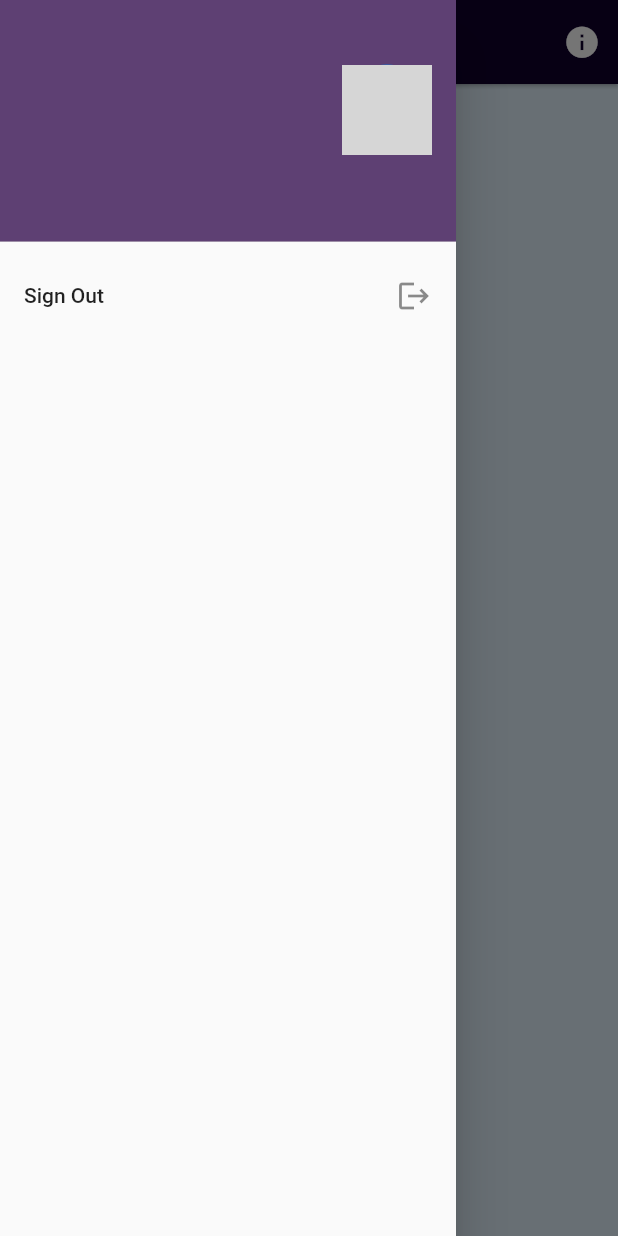
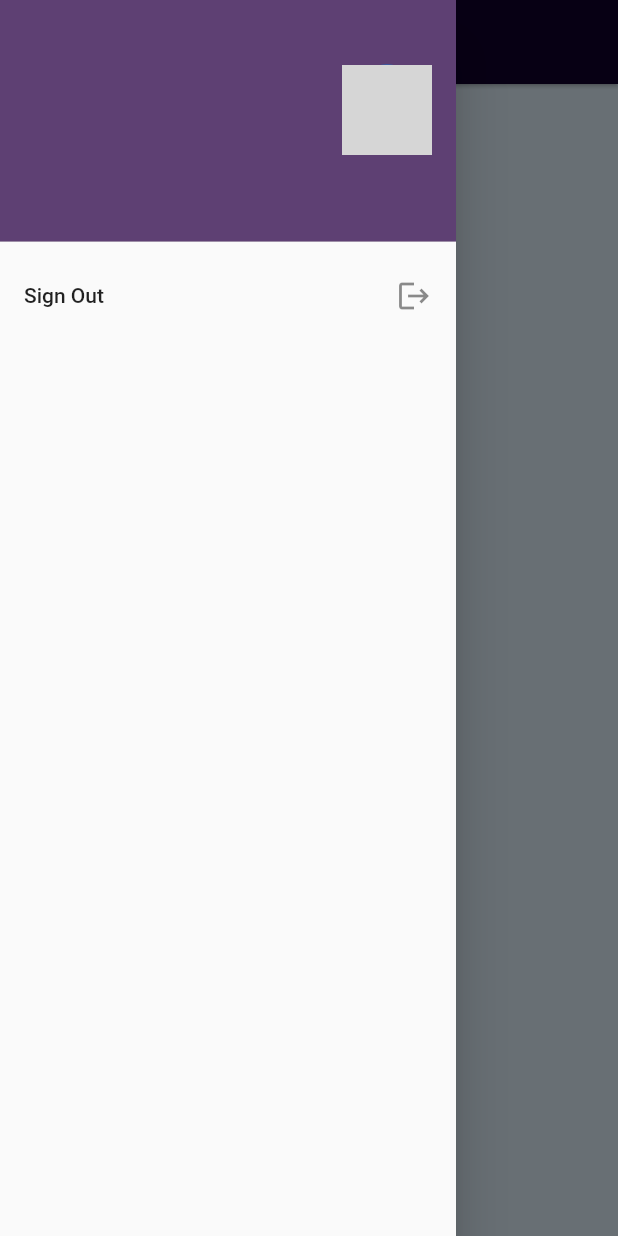
Before and after one commit to joelpjy/Mobile-Knowledge-Sharing, a Flutter app: the HomeView screen opened by its route, with the side drawer open, on a phone screen of 412 x 824 dp. Run offline on Flutter 3.47's test engine with Material 2 defaults, Android fonts, the phone set to English and light mode, and no system bars; drawn by our look-alikes of delayed_display; our stand-ins replace auth_buttons, cloud_firestore, firebase_auth, firebase_core, firebase_crashlytics, flutter_hooks and 7 more; missing offline and left inert: flutter_facebook_auth, method_extractor; accounts and stored records are empty; network calls fail; Roboto replaces fonts that are missing (Aharoni); grey boxes are pictures that could not be loaded.

```diff
--- a/lib/models/Question.dart
+++ b/lib/models/Question.dart
@@ -24,8 +24,8 @@ class Question {
       question: data['question'],
       answer: data['answer'],
       choices: List<String>.from(data['choices']),
-      isAnswered: data['isAnswered']?[uid] ?? false,
-      isCorrect: data['isCorrect']?[uid] ?? false,
+      isAnswered: data['isAnswered'] ?? false,
+      isCorrect: data['isCorrect'] ?? false,
     );
   }
 }
--- a/lib/ui/views/home/home_view.dart
+++ b/lib/ui/views/home/home_view.dart
@@ -31,8 +31,8 @@ class HomeView extends StatelessWidget {
                           Padding(
                             padding: const EdgeInsets.symmetric(vertical: 8.0),
                             child: CircleAvatar(
-                              foregroundImage:
-                                  NetworkImage(userDisplayPhoto),
+                              foregroundImage: NetworkImage(
+                                  "https://as2.ftcdn.net/v2/jpg/01/17/98/93/1000_F_117989378_Pzd5jxeB9L6kt46S1g7vt16lbfDUvSdB.jpg"),
                               radius: 30,
                             ),
                           ),
@@ -71,17 +71,6 @@ class HomeView extends StatelessWidget {
                     color: ColorTheme.white),
               ),
             ),
-            actions: [
-              IconButton(
-                onPressed: model.questionMarkPress,
-                color: Colors.white,
-                icon: Icon(
-                  Icons.info,
-                  color: Colors.white,
-                  size: 25.0,
-                ),
-              )
-            ],
           ),
           body: RefreshIndicator(
             onRefresh: model.initialise,
@@ -90,7 +79,9 @@ class HomeView extends StatelessWidget {
               mainAxisSize: MainAxisSize.max,
               children: [
                 Flexible(
-                  child: QuizListView(model: model,),
+                  child: QuizListView(
+                    model: model,
+                  ),
                 ),
                 SizedBox(
                   height: 20,
--- a/lib/ui/views/question/question_view_model.dart
+++ b/lib/ui/views/question/question_view_model.dart
@@ -1,8 +1,8 @@
 import 'package:flutter/material.dart';
+import 'package:mobile_knowledge_sharing_app/app/config.locator.dart';
 import 'package:mobile_knowledge_sharing_app/app/config.logger.dart';
+import 'package:mobile_knowledge_sharing_app/models/Question.dart';
 import 'package:mobile_knowledge_sharing_app/services/quize_service.dart';
-import 'package:mobile_knowledge_sharing_app/app/config.locator.dart';
-import 'package:mobile_knowledge_sharing_app/models/Question.dart';
 import 'package:stacked/stacked.dart';
 import 'package:stacked_services/stacked_services.dart';
 
@@ -36,7 +36,7 @@ class QuestionViewModel extends BaseViewModel {
   }
 
   void selectChoice(int index) async {
-    _quizService.validateAnswer(index);
+    await _quizService.validateAnswer(index);
 
     if (currentQuestion.isCorrect) {
       log.d('OK GOOD');
```
Also changed, not shown: lib/models/AppConfig.dart (+2 -5 lines), lib/services/quize_service.dart (+11 -7 lines).
